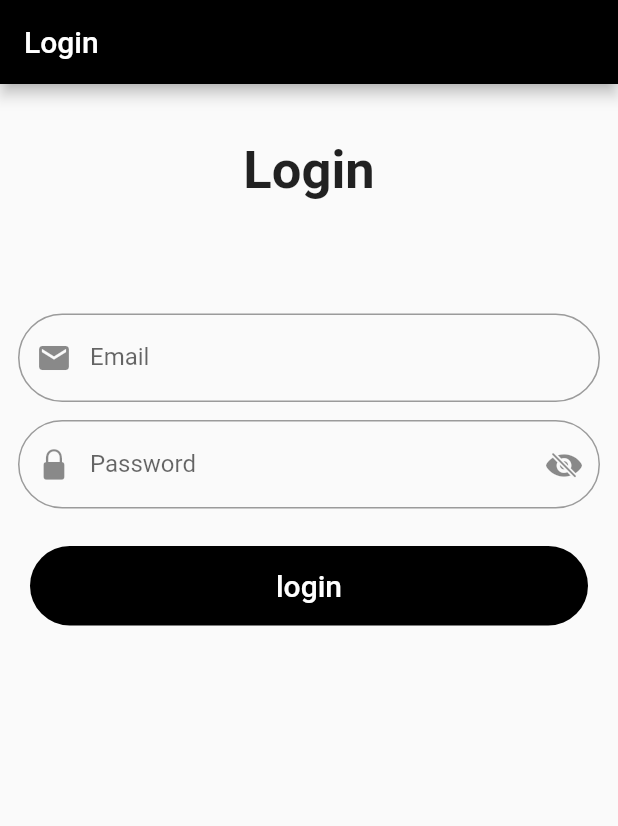
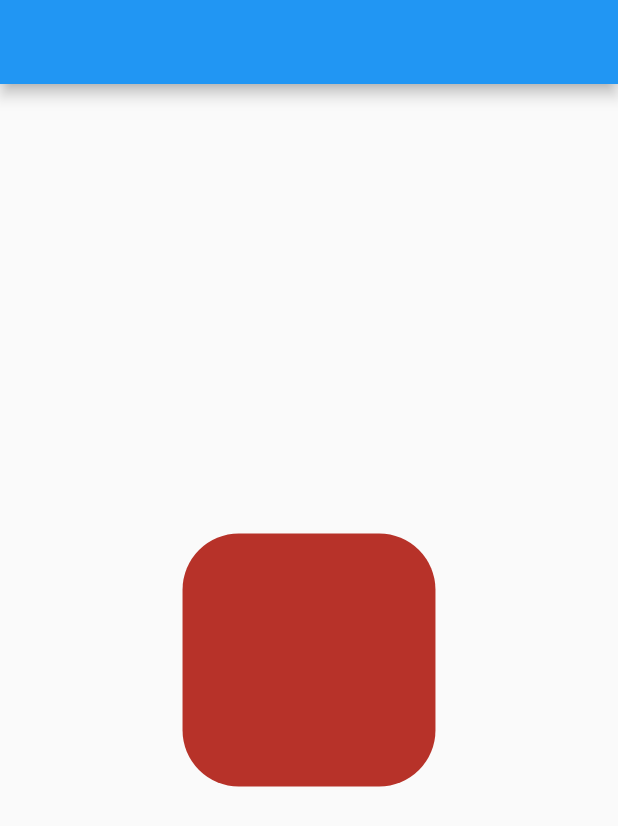
Before and after one commit to HMZKA/flutter_course_october_2022, a Flutter app: the screen it shows after launch, on a phone screen of 412 x 824 dp. Shown: the top 826 px of the screen. Run offline on Flutter 3.47's test engine with Material 2 defaults, Android fonts, the phone set to English and light mode, and no system bars; our stand-ins replace flutter_rating_stars.

Commit message:
animation

```diff
--- /dev/null
+++ b/lib/animationtween.dart
@@ -0,0 +1,49 @@
+import 'dart:async';
+
+import 'package:flutter/material.dart';
+
+class AnimationScreen extends StatefulWidget {
+  AnimationScreen({Key? key}) : super(key: key);
+
+  @override
+  State<AnimationScreen> createState() => _AnimationScreenState();
+}
+
+class _AnimationScreenState extends State<AnimationScreen> {
+  var color = Colors.black;
+  var r = 0.0;
+  changeColor() {
+    return color = Colors.red;
+  }
+
+  @override
+  void initState() {
+    // TODO: implement initState
+    super.initState();
+    Timer.periodic(Duration(seconds: 5), (timer) {
+      changeColor();
+      r = 50;
+    });
+  }
+
+  @override
+  Widget build(BuildContext context) {
+    return Scaffold(
+      appBar: AppBar(),
+      body: Center(
+        child: TweenAnimationBuilder(
+          tween: Tween<double>(begin: 50, end: 200),
+          duration: Duration(seconds: 5),
+          builder: (context, value, child) => AnimatedContainer(
+            curve: Curves.bounceOut,
+            decoration: BoxDecoration(
+                color: color, borderRadius: BorderRadius.circular(r)),
+            width: value as double,
+            height: value as double,
+            duration: Duration(seconds: 5),
+          ),
+        ),
+      ),
+    );
+  }
+}
--- a/lib/login_screen.dart
+++ /dev/null
@@ -1,126 +0,0 @@
-import 'package:flutter/cupertino.dart';
-import 'package:flutter/material.dart';
-import 'package:fluttercourse/messenger.dart';
-
-class LoginScreen extends StatefulWidget {
-  LoginScreen({Key? key}) : super(key: key);
-
-  @override
-  State<LoginScreen> createState() => _LoginScreenState();
-}
-
-class _LoginScreenState extends State<LoginScreen> {
-  bool isShow = true;
-  var emailcontroller = TextEditingController();
-  var passwordcontroller = TextEditingController();
-  String email = '';
-
-  var icon = Icon(CupertinoIcons.eye_slash_fill);
-  var formkey = GlobalKey<FormState>();
-  @override
-  Widget build(BuildContext context) {
-    email = emailcontroller.text;
-    return Scaffold(
-        appBar: AppBar(
-          title: Text('Login'),
-          backgroundColor: Colors.black,
-          foregroundColor: Colors.white,
-        ),
-        body: Padding(
-          padding: const EdgeInsets.all(12.0),
-          child: Form(
-            key: formkey,
-            child: SingleChildScrollView(
-              child: Column(
-                children: [
-                  SizedBox(
-                    height: 25,
-                  ),
-                  Text(
-                    'Login',
-                    style: TextStyle(fontSize: 35, fontWeight: FontWeight.w700),
-                  ),
-                  SizedBox(
-                    height: 75,
-                  ),
-                  TextFormField(
-                    keyboardType: TextInputType.emailAddress,
-                    validator: (value) {
-                      if (value!.isEmpty) {
-                        return 'This required';
-                      }
-                    },
-                    controller: emailcontroller,
-                    decoration: InputDecoration(
-                        // hintText: 'Email',
-                        label: Text('Email'),
-                        prefixIcon: Icon(Icons.email),
-                        border: OutlineInputBorder(
-                            borderRadius: BorderRadius.circular(30))),
-                  ),
-                  SizedBox(
-                    height: 12,
-                  ),
-                  TextFormField(
-                    keyboardType: TextInputType.visiblePassword,
-                    validator: (value) {
-                      if (value!.isEmpty) {
-                        return 'This required';
-                      }
-                    },
-                    onChanged: (value) {
-                      print(value);
-                    },
-                    controller: passwordcontroller,
-                    obscureText: isShow,
-                    decoration: InputDecoration(
-                        hintText: 'Password',
-                        prefixIcon: Icon(CupertinoIcons.lock_fill),
-                        label: Text('Password'),
-                        suffixIcon: IconButton(
-                          icon: icon,
-                          onPressed: () {
-                            setState(() {
-                              if (isShow) {
-                                isShow = false;
-                                icon = Icon(CupertinoIcons.eye_fill);
-                              } else {
-                                isShow = true;
-                                icon = Icon(CupertinoIcons.eye_slash_fill);
-                              }
-                            });
-                          },
-                        ),
-                        border: OutlineInputBorder(
-                            borderRadius: BorderRadius.circular(30))),
-                  ),
-                  SizedBox(
-                    height: 17,
-                  ),
-                  TextButton(
-                      onPressed: () {
-                        if (formkey.currentState!.validate()) {
-                          Navigator.of(context).pushAndRemoveUntil(
-                              MaterialPageRoute(
-                                  builder: (context) => MessengerScreen()),
-                              (route) => false);
-                        }
-                      },
-                      child: Container(
-                          decoration: BoxDecoration(
-                              color: Colors.black,
-                              borderRadius: BorderRadius.circular(30)),
-                          width: double.infinity,
-                          padding: EdgeInsets.all(15),
-                          child: Text(
-                            'login',
-                            textAlign: TextAlign.center,
-                            style: TextStyle(fontSize: 20, color: Colors.white),
-                          )))
-                ],
-              ),
-            ),
-          ),
-        ));
-  }
-}
--- a/lib/main.dart
+++ b/lib/main.dart
@@ -1,7 +1,9 @@
 import 'package:flutter/cupertino.dart';
 import 'package:flutter/material.dart';
-import 'package:fluttercourse/login_screen.dart';
-import 'package:fluttercourse/messenger.dart';
+import 'package:fluttercourse/animationtween.dart';
+import 'package:fluttercourse/home_screen.dart';
+
+import 'align_animation.dart';
 
 void main() {
   runApp(MyApp());
@@ -10,6 +12,7 @@ void main() {
 class MyApp extends StatelessWidget {
   @override
   Widget build(BuildContext context) {
-    return MaterialApp(debugShowCheckedModeBanner: false, home: LoginScreen());
+    return MaterialApp(
+        debugShowCheckedModeBanner: false, home: AnimationScreen());
   }
 }
--- a/pubspec.yaml
+++ b/pubspec.yaml
@@ -34,6 +34,7 @@ dependencies:
   # The following adds the Cupertino Icons font to your application.
   # Use with the CupertinoIcons class for iOS style icons.
   cupertino_icons: ^1.0.2
+  flutter_rating_stars: ^1.0.3+4
 
 dev_dependencies:
   flutter_test:
```
Also changed, not shown: lib/align_animation.dart (added, +32 -0 lines), lib/home_screen.dart (added, +160 -0 lines), lib/messenger.dart (deleted, +0 -168 lines), lib/users.dart (deleted, +0 -25 lines), pubspec.lock.
